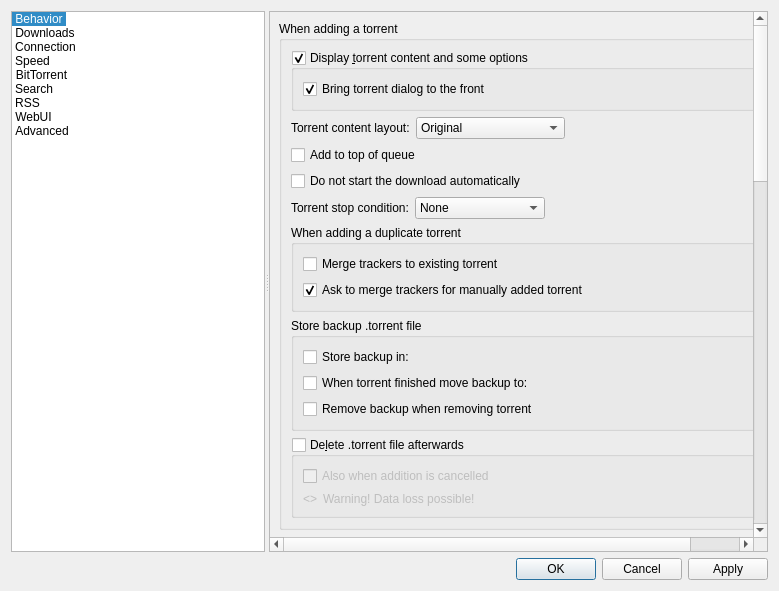
Qt form src/gui/optionsdialog.ui (blahdy/qBittorrent) before a commit.
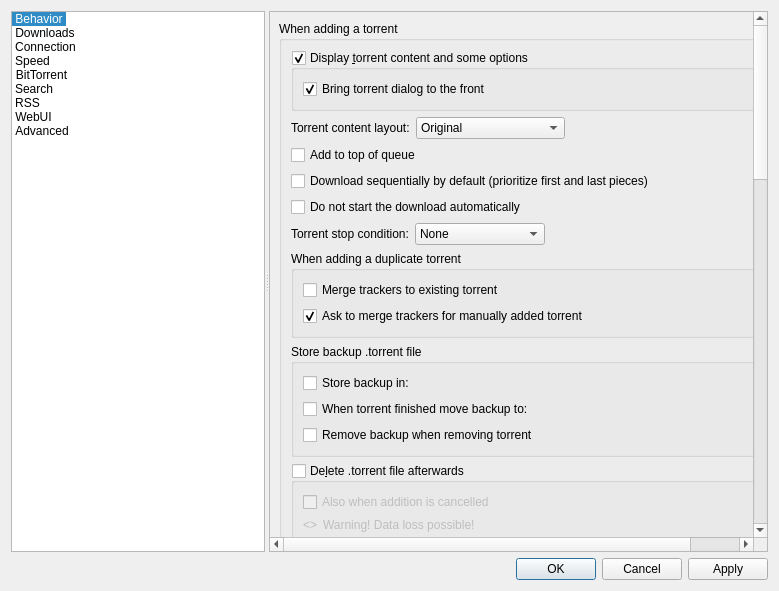
The same form after that commit. The open tabs and pages were chosen to show the change. Icons and pictures are not drawn. Custom widgets are drawn as their Qt base class.

Commit message: ai slope for option for seq. checkbox

Patch:
```diff
--- a/src/gui/optionsdialog.ui
+++ b/src/gui/optionsdialog.ui
@@ -1066,6 +1066,16 @@
                  </property>
                 </widget>
                </item>
+               <item>
+                <widget class="QCheckBox" name="checkSequentialDownloadByDefault">
+                 <property name="toolTip">
+                  <string>New torrents will download pieces sequentially and prioritize the first and last pieces.</string>
+                 </property>
+                 <property name="text">
+                  <string>Download sequentially by default (prioritize first and last pieces)</string>
+                 </property>
+                </widget>
+               </item>
                <item>
                 <widget class="QCheckBox" name="checkAddStopped">
                  <property name="toolTip">
```
The commit also changes 4 other files.
